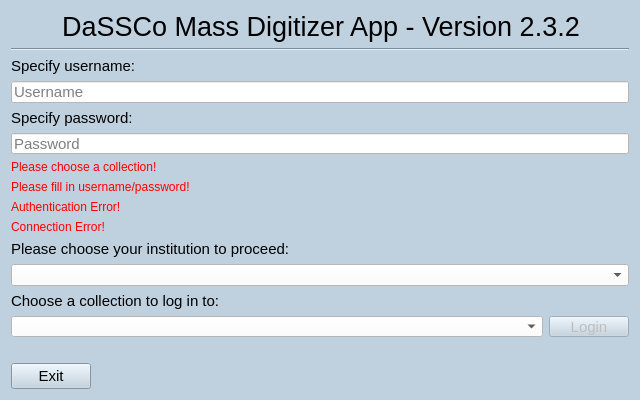
This is MassDigitizer/ui/homescreen.ui in NHMDenmark/Mass-Digitizer as Qt 5 draws it before an edit. The edited form follows.
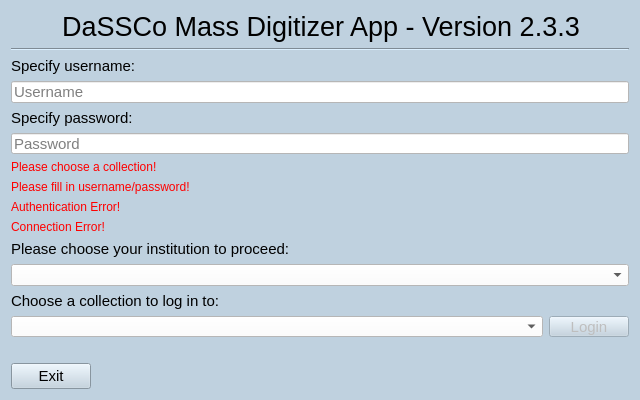
This is the edited form.

The edit to the form file:
```diff
--- a/MassDigitizer/ui/homescreen.ui
+++ b/MassDigitizer/ui/homescreen.ui
@@ -61,7 +61,7 @@
       </font>
      </property>
      <property name="text">
-      <string>DaSSCo Mass Digitizer App - Version 2.3.2</string>
+      <string>DaSSCo Mass Digitizer App - Version 2.3.3</string>
      </property>
      <property name="alignment">
       <set>Qt::AlignmentFlag::AlignCenter</set>
```
